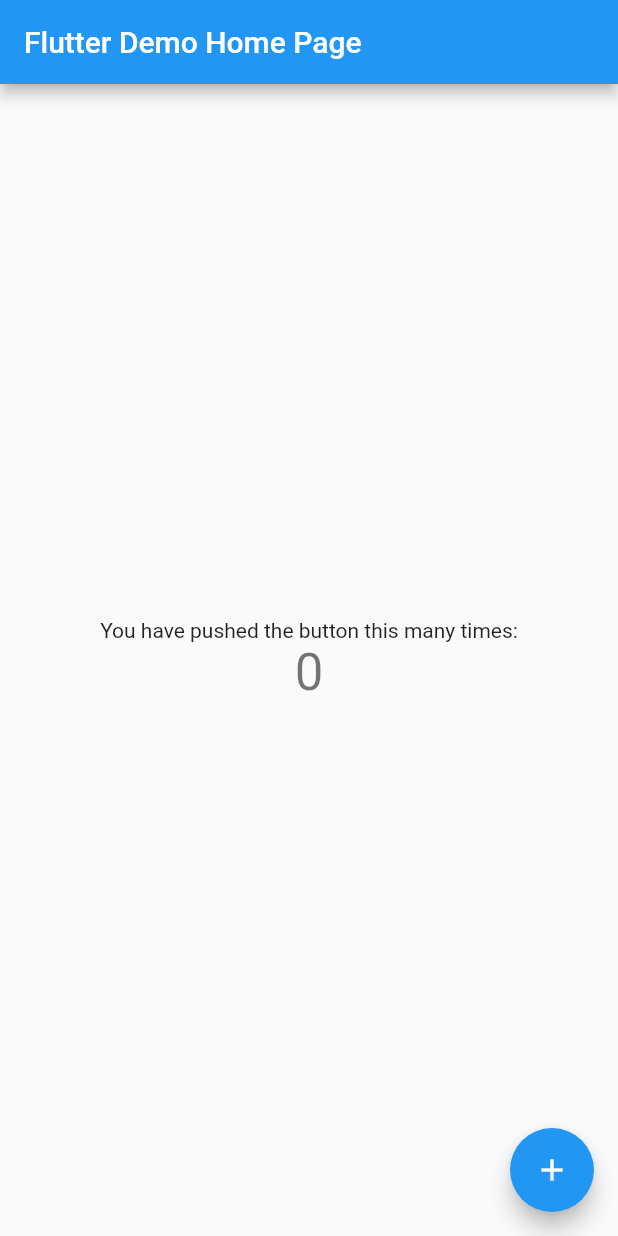
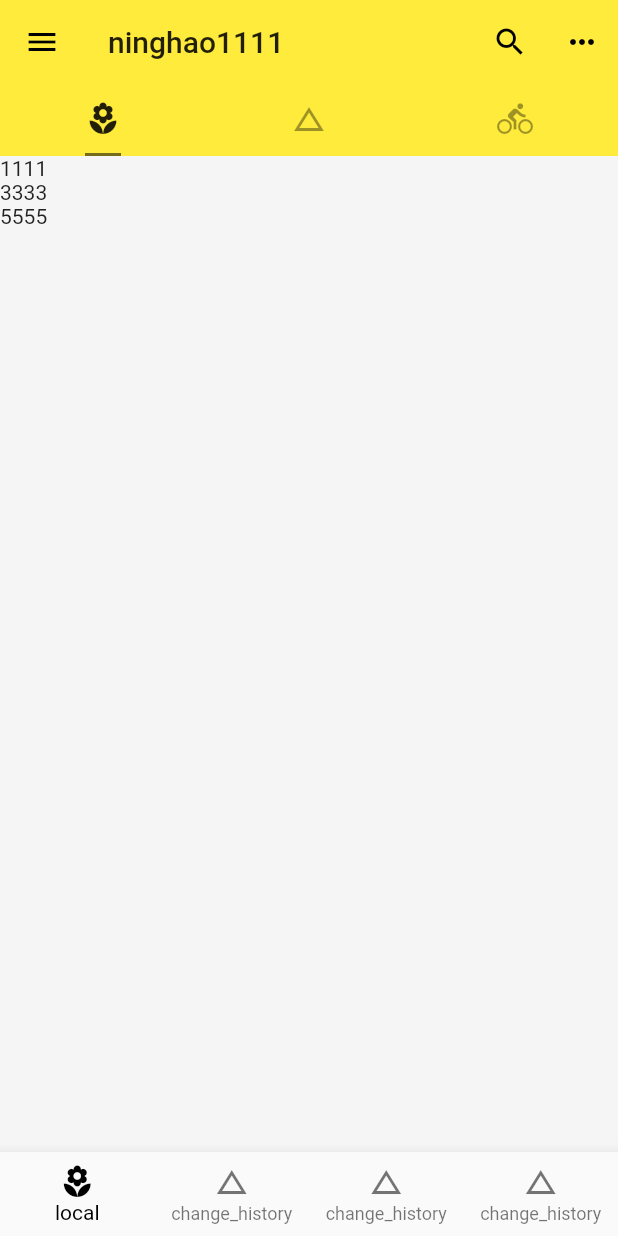
Before and after one commit to githubbfw/ninghao_flutter, a Flutter app: the screen it shows after launch, on a phone screen of 412 x 824 dp. Run offline on Flutter 3.47's test engine with Material 2 defaults, Android fonts, the phone set to English and light mode, and no system bars.

Commit message:
提交这2天的一个学习点

```diff
--- a/lib/main.dart
+++ b/lib/main.dart
@@ -1,111 +1,97 @@
+
 import 'package:flutter/material.dart';
+// import 'model/post.dart';
+import 'pages/listview_demo.dart';
+import "pages/drawer_demo.dart";
+import 'pages/bottomnavigationbardemo.dart';
 
-void main() => runApp(MyApp());
+void main() => runApp(App());
 
-class MyApp extends StatelessWidget {
-  // This widget is the root of your application.
+class App extends StatelessWidget {
   @override
   Widget build(BuildContext context) {
+    // TODO: implement build
     return MaterialApp(
-      title: 'Flutter Demo',
+      home: Home(),
       theme: ThemeData(
-        // This is the theme of your application.
-        //
-        // Try running your application with "flutter run". You'll see the
-        // application has a blue toolbar. Then, without quitting the app, try
-        // changing the primarySwatch below to Colors.green and then invoke
-        // "hot reload" (press "r" in the console where you ran "flutter run",
-        // or simply save your changes to "hot reload" in a Flutter IDE).
-        // Notice that the counter didn't reset back to zero; the application
-        // is not restarted.
-        primarySwatch: Colors.blue,
-      ),
-      home: MyHomePage(title: 'Flutter Demo Home Page'),
+          primarySwatch: Colors.yellow,
+          highlightColor: Color.fromRGBO(255, 255, 255, 0.5), //点击高亮的颜色
+          splashColor: Colors.white70 //水波纹的颜色
+          ),
     );
   }
 }
 
-class MyHomePage extends StatefulWidget {
-  MyHomePage({Key key, this.title}) : super(key: key);
+class Home extends StatelessWidget {
 
-  // This widget is the home page of your application. It is stateful, meaning
-  // that it has a State object (defined below) that contains fields that affect
-  // how it looks.
 
-  // This class is the configuration for the state. It holds the values (in this
-  // case the title) provided by the parent (in this case the App widget) and
-  // used by the build method of the State. Fields in a Widget subclass are
-  // always marked "final".
-
-  final String title;
-
-  @override
-  _MyHomePageState createState() => _MyHomePageState();
-}
-
-class _MyHomePageState extends State<MyHomePage> {
-  int _counter = 0;
-
-  void _incrementCounter() {
-    setState(() {
-      // This call to setState tells the Flutter framework that something has
-      // changed in this State, which causes it to rerun the build method below
-      // so that the display can reflect the updated values. If we changed
-      // _counter without calling setState(), then the build method would not be
-      // called again, and so nothing would appear to happen.
-      _counter++;
-    });
-  }
 
   @override
   Widget build(BuildContext context) {
-    // This method is rerun every time setState is called, for instance as done
-    // by the _incrementCounter method above.
-    //
-    // The Flutter framework has been optimized to make rerunning build methods
-    // fast, so that you can just rebuild anything that needs updating rather
-    // than having to individually change instances of widgets.
-    return Scaffold(
-      appBar: AppBar(
-        // Here we take the value from the MyHomePage object that was created by
-        // the App.build method, and use it to set our appbar title.
-        title: Text(widget.title),
-      ),
-      body: Center(
-        // Center is a layout widget. It takes a single child and positions it
-        // in the middle of the parent.
-        child: Column(
-          // Column is also a layout widget. It takes a list of children and
-          // arranges them vertically. By default, it sizes itself to fit its
-          // children horizontally, and tries to be as tall as its parent.
-          //
-          // Invoke "debug painting" (press "p" in the console, choose the
-          // "Toggle Debug Paint" action from the Flutter Inspector in Android
-          // Studio, or the "Toggle Debug Paint" command in Visual Studio Code)
-          // to see the wireframe for each widget.
-          //
-          // Column has various properties to control how it sizes itself and
-          // how it positions its children. Here we use mainAxisAlignment to
-          // center the children vertically; the main axis here is the vertical
-          // axis because Columns are vertical (the cross axis would be
-          // horizontal).
-          mainAxisAlignment: MainAxisAlignment.center,
+    // TODO: implement build
+    return DefaultTabController(
+      length: 3,
+      child: Scaffold(
+        backgroundColor: Colors.grey[100],
+        appBar: AppBar(
+          // leading: IconButton(
+          //   icon: Icon(Icons.menu),
+          //   tooltip: "menu",
+          //   onPressed: () => {
+          //     debugPrint("菜单按钮"),
+          //   },
+          // ),
+          title: Text("ninghao1111"),
+          actions: <Widget>[
+            IconButton(
+              icon: Icon(Icons.search),
+              tooltip: "搜索按钮",
+              onPressed: () => debugPrint("搜索按钮"),
+            ),
+            IconButton(
+              icon: Icon(Icons.more_horiz),
+              tooltip: "搜索按钮",
+              onPressed: () => debugPrint("搜索按钮"),
+            )
+          ],
+          elevation: 0,
+          bottom: TabBar(
+            unselectedLabelColor: Colors.black38,
+            indicatorColor: Colors.black54,
+            indicatorSize: TabBarIndicatorSize.label,
+            tabs: <Widget>[
+              Tab(icon: Icon(Icons.local_florist)),
+              Tab(icon: Icon(Icons.change_history)),
+              Tab(icon: Icon(Icons.directions_bike))
+            ],
+          ),
+        ),
+        body: TabBarView(
           children: <Widget>[
-            Text(
-              'You have pushed the button this many times:',
-            ),
-            Text(
-              '$_counter',
-              style: Theme.of(context).textTheme.display1,
-            ),
+            listview_demo(),
+            // Icon(Icons.local_florist,size: 120,color: Colors.black12,),
+            Icon(Icons.change_history, size: 120,color: Colors.black12,),
+            Icon(Icons.directions_bike,size: 120, color: Colors.black12,)
           ],
         ),
+        drawer: DrawerDemo(),
+        bottomNavigationBar: BottomNavigationBarDemo()
       ),
-      floatingActionButton: FloatingActionButton(
-        onPressed: _incrementCounter,
-        tooltip: 'Increment',
-        child: Icon(Icons.add),
-      ), // This trailing comma makes auto-formatting nicer for build methods.
     );
   }
 }
+
+class Hello extends StatelessWidget {
+  @override
+  Widget build(BuildContext context) {
+    // TODO: implement build
+    return Center(
+      child: Text(
+        "2222222222",
+        textDirection: TextDirection.rtl,
+        style: TextStyle(
+            fontSize: 40, fontWeight: FontWeight.bold, color: Colors.yellow),
+      ),
+    );
+  }
+}
--- /dev/null
+++ b/lib/model/post.dart
@@ -0,0 +1,43 @@
+class Post{
+   final String title;
+   final String auther;
+   final String imageUrl;
+
+   const Post({
+     this.title,
+     this.auther,
+     this.imageUrl
+   });
+
+// 这个是2中不一样的写法
+//  const Post(this.title,this.auther,this.imageUrl);
+
+
+
+}
+
+  //  final List<Post> post = [
+  //        Post("bnif", "1445", "4444445")
+
+  //  ];
+
+
+  final List<Post> post = [
+    Post(
+      title: "1111",
+      auther: "2222",
+      imageUrl: "https://www.baidu.com/img/baidu_jgylogo3.gif",
+    ),
+
+    Post(
+      title: "3333",
+      auther: "4444",
+      imageUrl: "https://www.baidu.com/img/baidu_jgylogo3.gif",
+    ),
+        Post(
+      title: "5555",
+      auther: "6666",
+      imageUrl: "https://www.baidu.com/img/baidu_jgylogo3.gif",
+    ),
+
+ ];
--- /dev/null
+++ b/lib/pages/bottomnavigationbardemo.dart
@@ -0,0 +1,49 @@
+import 'package:flutter/material.dart';
+
+class BottomNavigationBarDemo extends StatefulWidget {
+  @override
+  _BottomNavigationBarDemoState createState() => _BottomNavigationBarDemoState();
+}
+
+class _BottomNavigationBarDemoState extends State<BottomNavigationBarDemo> {
+
+  int _currentIndex = 0;
+
+  void _onTapHandler(int index){
+    setState(() {
+     _currentIndex = index;
+    });
+
+  }
+
+
+
+  @override
+  Widget build(BuildContext context) {
+    return BottomNavigationBar(
+          currentIndex:  _currentIndex,
+          onTap:  _onTapHandler,
+          type: BottomNavigationBarType.fixed,
+          fixedColor: Colors.black,
+          items: [
+            BottomNavigationBarItem(
+              icon: Icon(Icons.local_florist),
+             title: Text("local")
+            ),
+            BottomNavigationBarItem(
+              icon: Icon(Icons.change_history),
+             title: Text("change_history")
+            ),
+            BottomNavigationBarItem(
+              icon: Icon(Icons.change_history),
+             title: Text("change_history")
+            ),
+            BottomNavigationBarItem(
+              icon: Icon(Icons.change_history),
+             title: Text("change_history")
+            ),
+          ],
+
+        );
+  }
+}
--- /dev/null
+++ b/lib/pages/listview_demo.dart
@@ -0,0 +1,15 @@
+import 'package:flutter/material.dart';
+import '../model/post.dart';
+
+class listview_demo extends StatelessWidget{
+  @override
+  Widget build(BuildContext context) {
+    // TODO: implement build
+    return ListView.builder(
+          itemCount: post.length,
+          itemBuilder: (BuildContext context,int index){
+             return Text(post[index].title)    ;
+          },
+        );
+  }
+}
--- a/pubspec.yaml
+++ b/pubspec.yaml
@@ -41,7 +41,10 @@ flutter:
   uses-material-design: true
 
   # To add assets to your application, add an assets section, like this:
-  # assets:
+  assets:
+    - images/logo.png
+
+  #  assets:
   #  - images/a_dot_burr.jpeg
   #  - images/a_dot_ham.jpeg
 
```
Also changed, not shown: lib/pages/drawer_demo.dart (added, +86 -0 lines), images/logo.png (added).
